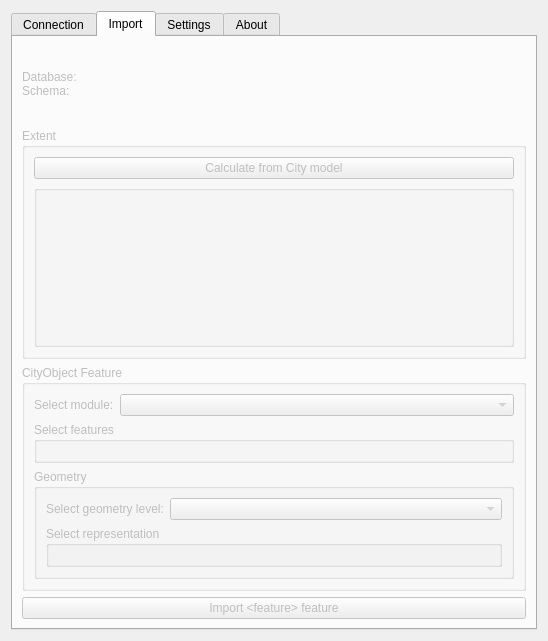
Old version of the form dialog/citydb_loader_dialog_base.ui in the repository tudelft3d/3DCityDB-Tools-for-QGIS.
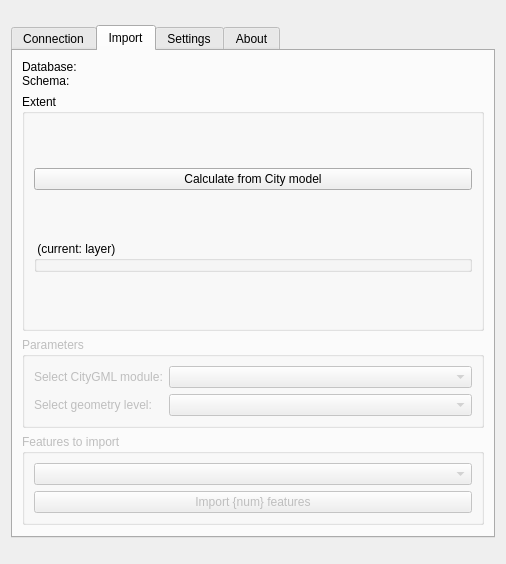
New version of the form. The open tabs and pages were chosen to show the change. Icons and pictures are not drawn. Custom widgets are drawn as their Qt base class.

Patch:
```diff
--- a/dialog/citydb_loader_dialog_base.ui
+++ b/dialog/citydb_loader_dialog_base.ui
@@ -9,8 +9,8 @@
    <rect>
     <x>0</x>
     <y>0</y>
-    <width>546</width>
-    <height>641</height>
+    <width>506</width>
+    <height>564</height>
    </rect>
   </property>
   <property name="sizePolicy">
@@ -45,7 +45,7 @@
       <bool>true</bool>
      </property>
      <property name="sizePolicy">
-      <sizepolicy hsizetype="Preferred" vsizetype="Preferred">
+      <sizepolicy hsizetype="Preferred" vsizetype="Maximum">
        <horstretch>0</horstretch>
        <verstretch>0</verstretch>
       </sizepolicy>
@@ -562,7 +562,7 @@
      </widget>
      <widget class="QWidget" name="tabImport">
       <property name="enabled">
-       <bool>false</bool>
+       <bool>true</bool>
       </property>
       <attribute name="icon">
        <iconset>
@@ -571,13 +571,17 @@
       <attribute name="title">
        <string>Import</string>
       </attribute>
-      <layout class="QGridLayout" name="gridLayout_ImportTab">
-       <item row="2" column="0">
-        <layout class="QVBoxLayout" name="verticalLayout_12">
+      <layout class="QVBoxLayout" name="verticalLayout_3">
          <item>
           <widget class="QLabel" name="lblDbSchema">
            <property name="enabled">
-            <bool>false</bool>
+          <bool>true</bool>
+         </property>
+         <property name="sizePolicy">
+          <sizepolicy hsizetype="MinimumExpanding" vsizetype="Maximum">
+           <horstretch>0</horstretch>
+           <verstretch>0</verstretch>
+          </sizepolicy>
            </property>
            <property name="text">
             <string>Database: &lt;Database&gt;
@@ -586,13 +590,34 @@
           </widget>
          </item>
          <item>
-          <widget class="QGroupBox" name="grbExtent">
+        <widget class="QGroupBox" name="gbxExtent">
+         <property name="enabled">
+          <bool>true</bool>
+         </property>
+         <property name="sizePolicy">
+          <sizepolicy hsizetype="MinimumExpanding" vsizetype="Maximum">
+           <horstretch>0</horstretch>
+           <verstretch>0</verstretch>
+          </sizepolicy>
+         </property>
+         <property name="minimumSize">
+          <size>
+           <width>411</width>
+           <height>237</height>
+          </size>
+         </property>
            <property name="title">
             <string>Extent</string>
            </property>
            <layout class="QVBoxLayout" name="verticalLayout_2">
             <item>
              <widget class="QPushButton" name="btnCityExtents">
+            <property name="sizePolicy">
+             <sizepolicy hsizetype="MinimumExpanding" vsizetype="Fixed">
+              <horstretch>0</horstretch>
+              <verstretch>0</verstretch>
+             </sizepolicy>
+            </property>
               <property name="text">
                <string>Calculate from City model</string>
               </property>
@@ -601,7 +626,7 @@
             <item>
              <widget class="QgsExtentGroupBox" name="qgrbExtent">
               <property name="enabled">
-               <bool>false</bool>
+             <bool>true</bool>
               </property>
               <property name="sizePolicy">
                <sizepolicy hsizetype="MinimumExpanding" vsizetype="Maximum">
@@ -611,15 +636,21 @@
               </property>
               <property name="minimumSize">
                <size>
-                <width>480</width>
-                <height>162</height>
-               </size>
-              </property>
+              <width>0</width>
+              <height>0</height>
+             </size>
+            </property>
+            <property name="focusPolicy">
+             <enum>Qt::ClickFocus</enum>
+            </property>
+            <property name="contextMenuPolicy">
+             <enum>Qt::DefaultContextMenu</enum>
+            </property>
               <property name="autoFillBackground">
                <bool>false</bool>
               </property>
               <property name="title">
-               <string/>
+             <string> (current: layer)</string>
               </property>
               <property name="flat">
                <bool>false</bool>
@@ -636,74 +667,75 @@
           </widget>
          </item>
          <item>
-          <widget class="QGroupBox" name="grbFeature">
+        <widget class="QGroupBox" name="gbxParameters">
+         <property name="enabled">
+          <bool>false</bool>
+         </property>
            <property name="sizePolicy">
-            <sizepolicy hsizetype="Preferred" vsizetype="Preferred">
+          <sizepolicy hsizetype="MinimumExpanding" vsizetype="Maximum">
              <horstretch>0</horstretch>
              <verstretch>0</verstretch>
             </sizepolicy>
            </property>
            <property name="title">
-            <string>CityObject Feature</string>
-           </property>
-           <layout class="QVBoxLayout" name="verticalLayout_6">
-            <item>
-             <layout class="QFormLayout" name="formLayout_10">
-              <item row="0" column="0">
+          <string>Parameters</string>
+         </property>
+         <layout class="QFormLayout" name="formLayout">
+          <item row="1" column="0">
                <widget class="QLabel" name="lvlFeature">
                 <property name="text">
-                 <string>Select module:</string>
+             <string>Select CityGML module:</string>
                 </property>
                </widget>
               </item>
-              <item row="0" column="1">
-               <widget class="QComboBox" name="qcbxFeature"/>
-              </item>
-             </layout>
-            </item>
-            <item>
-             <widget class="QgsCollapsibleGroupBox" name="gbxSubFeatures">
-              <property name="title">
-               <string>Select features</string>
-              </property>
-              <layout class="QGridLayout" name="gridLayout_2"/>
-             </widget>
-            </item>
-            <item>
-             <widget class="QGroupBox" name="grbGeometry">
-              <property name="title">
-               <string>Geometry</string>
-              </property>
-              <layout class="QVBoxLayout" name="verticalLayout_8">
-               <item>
-                <layout class="QFormLayout" name="formLayout_6">
-                 <item row="0" column="0">
+          <item row="1" column="1">
+           <widget class="QComboBox" name="cbxModule"/>
+          </item>
+          <item row="2" column="0">
                   <widget class="QLabel" name="lblGeometryLvl">
                    <property name="text">
                     <string>Select geometry level:</string>
                    </property>
                   </widget>
                  </item>
-                 <item row="0" column="1">
-                  <widget class="QComboBox" name="cbxGeometryLvl"/>
-                 </item>
-                </layout>
+          <item row="2" column="1">
+           <widget class="QComboBox" name="cbxLod"/>
+          </item>
+         </layout>
+        </widget>
                </item>
                <item>
-                <widget class="QgsCollapsibleGroupBox" name="gbxOptRepres">
+        <widget class="QGroupBox" name="gbxFeatures">
+         <property name="enabled">
+          <bool>false</bool>
+         </property>
+         <property name="sizePolicy">
+          <sizepolicy hsizetype="MinimumExpanding" vsizetype="Maximum">
+           <horstretch>0</horstretch>
+           <verstretch>0</verstretch>
+          </sizepolicy>
+         </property>
                  <property name="title">
-                  <string>Select representation</string>
-                 </property>
-                 <layout class="QGridLayout" name="gridLayout_4"/>
-                </widget>
-               </item>
+          <string>Features to import</string>
+         </property>
+         <layout class="QVBoxLayout" name="verticalLayout_4">
                <item>
-                <layout class="QFormLayout" name="formLayout"/>
-               </item>
-              </layout>
-             </widget>
-            </item>
-           </layout>
+           <widget class="QgsCheckableComboBox" name="ccbxFeatures">
+            <property name="sizePolicy">
+             <sizepolicy hsizetype="Preferred" vsizetype="MinimumExpanding">
+              <horstretch>0</horstretch>
+              <verstretch>0</verstretch>
+             </sizepolicy>
+            </property>
+            <property name="currentText">
+             <string/>
+            </property>
+            <property name="maxVisibleItems">
+             <number>20</number>
+            </property>
+            <property name="insertPolicy">
+             <enum>QComboBox::InsertAtBottom</enum>
+            </property>
           </widget>
          </item>
          <item>
@@ -711,12 +743,19 @@
            <property name="enabled">
             <bool>false</bool>
            </property>
+            <property name="sizePolicy">
+             <sizepolicy hsizetype="MinimumExpanding" vsizetype="Maximum">
+              <horstretch>0</horstretch>
+              <verstretch>0</verstretch>
+             </sizepolicy>
+            </property>
            <property name="text">
-            <string>Import &lt;feature&gt; feature</string>
+             <string>Import {num} features</string>
            </property>
           </widget>
          </item>
         </layout>
+        </widget>
        </item>
       </layout>
      </widget>
@@ -994,6 +1033,11 @@
   </layout>
  </widget>
  <customwidgets>
+  <customwidget>
+   <class>QgsCheckableComboBox</class>
+   <extends>QComboBox</extends>
+   <header>qgscheckablecombobox.h</header>
+  </customwidget>
   <customwidget>
    <class>QgsCollapsibleGroupBox</class>
    <extends>QGroupBox</extends>
```
Left out of the diff: 61 changed lines with no effect on the pictures. Lines whose indentation alone changed are shown as unchanged.
